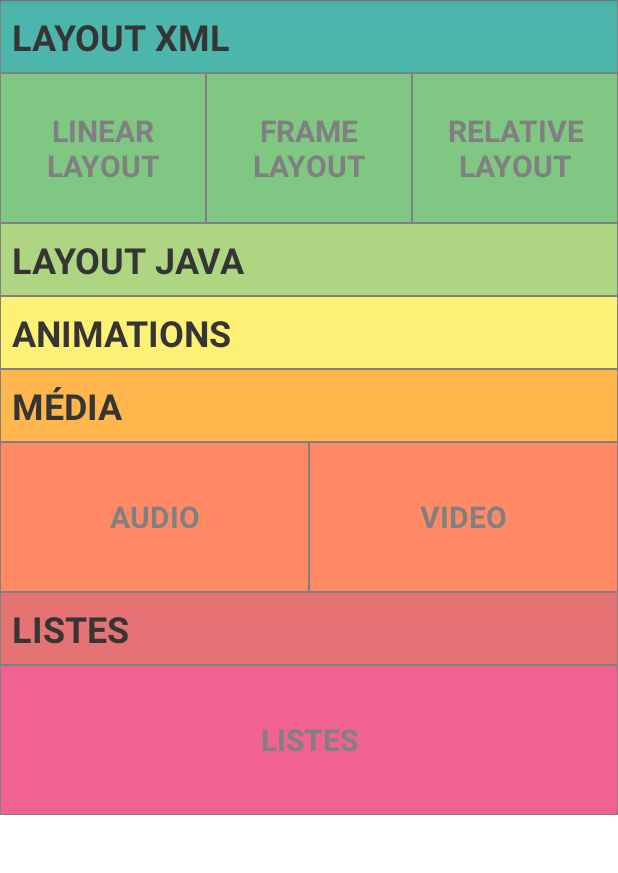
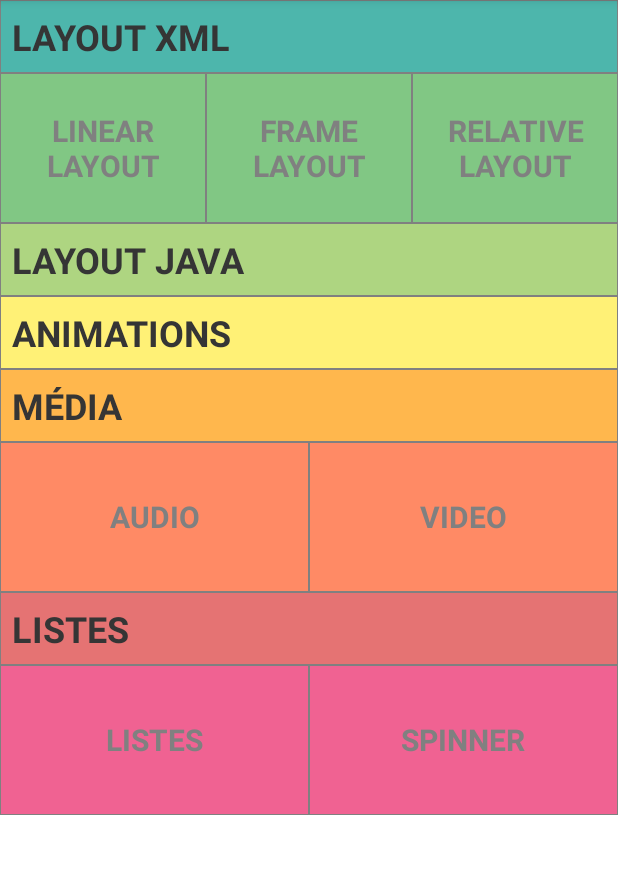
Before and after one commit to SamuelVialle/202301_Snippets, an Android app: the screen it shows after launch (A0_AccueilActivity), on a phone screen of 412 x 824 dp, the part 84-957 px from its top. Run offline under Robolectric (Android 15) with nearby library versions, the light colour scheme and no system bars.

Commit message:
Ajout A52 Spinner // Part 1 only XML

```diff
--- a/app/src/main/AndroidManifest.xml
+++ b/app/src/main/AndroidManifest.xml
@@ -13,7 +13,10 @@
         android:theme="@style/Theme.Snippets"
         tools:targetApi="31">
         <activity
-            android:name=".A51_ListView"
+            android:name=".a5_list.A52_Spinner"
+            android:exported="false" />
+        <activity
+            android:name=".a5_list.A51_ListView"
             android:exported="false" />
         <activity
             android:name=".a1_layout_xml.A16_GridLayoutXml"
--- a/app/src/main/java/com/samuelvialle/snippets/A0_AccueilActivity.java
+++ b/app/src/main/java/com/samuelvialle/snippets/A0_AccueilActivity.java
@@ -11,6 +11,8 @@ import com.samuelvialle.snippets.a1_layout_xml.A12_FrameLayoutXml;
 import com.samuelvialle.snippets.a1_layout_xml.A16_GridLayoutXml;
 import com.samuelvialle.snippets.a4_media.A41_Audio_Auto;
 import com.samuelvialle.snippets.a4_media.A42_Video;
+import com.samuelvialle.snippets.a5_list.A51_ListView;
+import com.samuelvialle.snippets.a5_list.A52_Spinner;
 
 public class A0_AccueilActivity extends AppCompatActivity {
 
@@ -22,7 +24,7 @@ public class A0_AccueilActivity extends AppCompatActivity {
     TextView tvAudio, tvVideo;
 
     // Les listes
-    TextView tvList;
+    TextView tvList, tvSpinner;
 
     /** Méthode pour l'initialiastion des composants graphiques **/
     private void initUI(){
@@ -35,6 +37,7 @@ public class A0_AccueilActivity extends AppCompatActivity {
         tvVideo = findViewById(R.id.tvVideo);
         // Les listes
         tvList = findViewById(R.id.tvList);
+        tvSpinner = findViewById(R.id.tvSpinner);
     }
 
     // Les layouts XML
@@ -87,6 +90,15 @@ public class A0_AccueilActivity extends AppCompatActivity {
         });
     }
 
+    private void clicSpinner(){
+        tvSpinner.setOnClickListener(new View.OnClickListener() {
+            @Override
+            public void onClick(View v) {
+                startActivity(new Intent(A0_AccueilActivity.this, A52_Spinner.class));
+            }
+        });
+    }
+
     @Override
     protected void onCreate(Bundle savedInstanceState) {
         super.onCreate(savedInstanceState);
@@ -101,6 +113,7 @@ public class A0_AccueilActivity extends AppCompatActivity {
         clicVideo();
         // Les listes
         clicListView();
+        clicSpinner();
 
     }
 
--- a/app/src/main/res/layout/activity_a0_accueil.xml
+++ b/app/src/main/res/layout/activity_a0_accueil.xml
@@ -135,8 +135,21 @@
         android:background="@drawable/a0_shape_accueil_a5_liste"
         android:text="LISTES"
         android:theme="@style/TexteAccueil"
-        app:layout_constraintEnd_toEndOf="parent"
+        app:layout_constraintEnd_toStartOf="@id/tvSpinner"
         app:layout_constraintHorizontal_bias="1.0"
         app:layout_constraintStart_toStartOf="parent"
         app:layout_constraintTop_toBottomOf="@+id/tv___Listes" />
+
+    <TextView
+        android:id="@+id/tvSpinner"
+        android:layout_width="0dp"
+        android:layout_height="100dp"
+        android:background="@drawable/a0_shape_accueil_a5_liste"
+        android:text="Spinner"
+        android:theme="@style/TexteAccueil"
+        app:layout_constraintEnd_toEndOf="parent"
+        app:layout_constraintStart_toEndOf="@id/tvList"
+        app:layout_constraintTop_toTopOf="@id/tvList"
+        app:layout_constraintBottom_toBottomOf="@id/tvList"
+        />
 </androidx.constraintlayout.widget.ConstraintLayout>
--- a/app/src/main/res/layout/activity_a51_list_view.xml
+++ b/app/src/main/res/layout/activity_a51_list_view.xml
@@ -4,7 +4,7 @@
     xmlns:tools="http://schemas.android.com/tools"
     android:layout_width="match_parent"
     android:layout_height="match_parent"
-    tools:context=".A51_ListView">
+    tools:context=".a5_list.A51_ListView">
 
     <ListView
         android:id="@+id/lvListView"
```
Also changed, not shown: app/src/main/java/com/samuelvialle/snippets/a5_list/A51_ListView.java (renamed from app/src/main/java/com/samuelvialle/snippets/A51_ListView.java, +15 -3 lines), app/src/main/java/com/samuelvialle/snippets/a5_list/A52_Spinner.java (added, +16 -0 lines), app/src/main/res/layout/activity_a52_spinner.xml (added, +31 -0 lines), app/src/main/res/values/strings.xml (+16 -1 lines), 1 other file.
